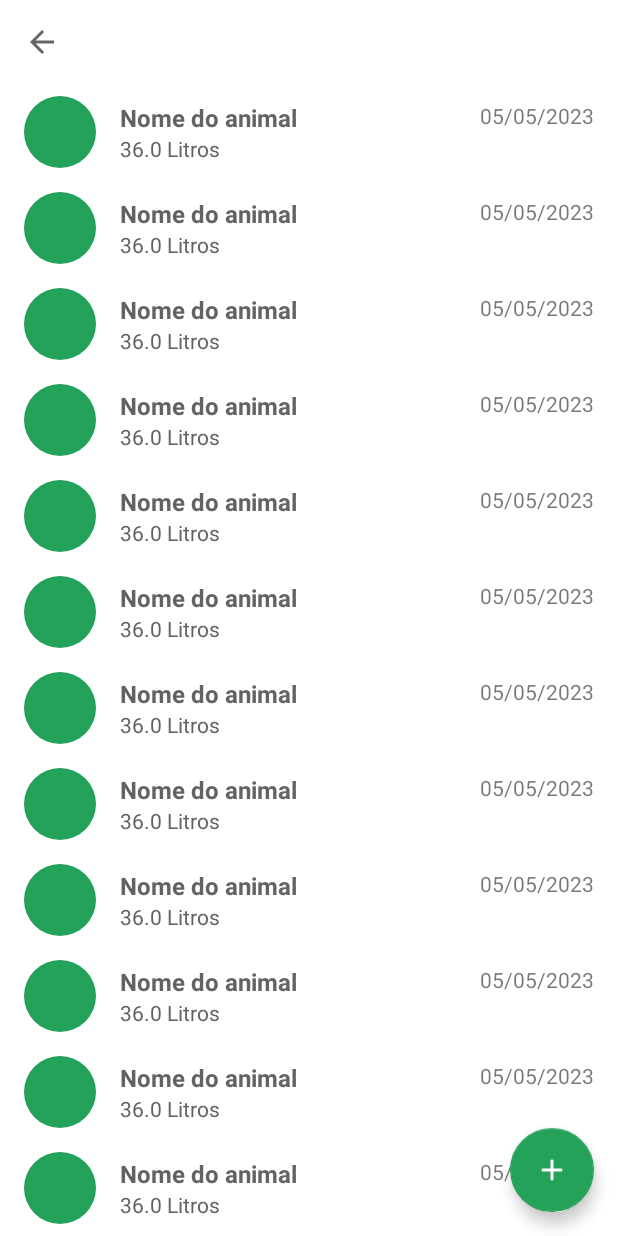
After one commit to wandersonfelipegp13/app, an Android app: the ProductionListActivity screen opened directly, with no data from a screen before it, on a phone screen of 412 x 824 dp. The commit adds this screen. Run offline under Robolectric (Android 15) with nearby library versions, the phone set to English and light mode, and no system bars; our stand-ins replace data binding; Roboto replaces fonts that are not available here.

Commit message:
feat: Layout da tela de lista de produções

```diff
--- a/app/src/main/AndroidManifest.xml
+++ b/app/src/main/AndroidManifest.xml
@@ -11,6 +11,10 @@
         android:supportsRtl="true"
         android:theme="@style/Theme.MyApplication"
         tools:targetApi="31">
+        <activity
+            android:name=".ProductionListActivity"
+            android:exported="false"
+            android:launchMode="singleTop" />
         <activity
             android:name=".CareActivity"
             android:exported="false"
--- a/app/src/main/java/com/example/myapplication/HomeActivity.java
+++ b/app/src/main/java/com/example/myapplication/HomeActivity.java
@@ -19,6 +19,7 @@ public class HomeActivity extends AppCompatActivity {
         setContentView(binding.getRoot());
 
         onClickAnimalsList();
+        onClickProductionList();
 
     }
 
@@ -33,4 +34,15 @@ public class HomeActivity extends AppCompatActivity {
 
     }
 
+    private void onClickProductionList() {
+
+        binding.tvProductions.setOnClickListener(view -> {
+
+            Intent intent = new Intent(this, ProductionListActivity.class);
+            startActivity(intent);
+
+        });
+
+    }
+
 }
--- /dev/null
+++ b/app/src/main/java/com/example/myapplication/ProductionListActivity.java
@@ -0,0 +1,82 @@
+package com.example.myapplication;
+
+import android.os.Bundle;
+
+import androidx.appcompat.app.AppCompatActivity;
+import androidx.appcompat.widget.Toolbar;
+import androidx.recyclerview.widget.DefaultItemAnimator;
+import androidx.recyclerview.widget.LinearLayoutManager;
+
+import com.example.myapplication.databinding.ActivityProductionListBinding;
+import com.example.myapplication.model.Production;
+import com.example.myapplication.model.ProductionAdapter;
+import com.example.myapplication.util.ToolbarConfig;
+
+import java.util.ArrayList;
+import java.util.Calendar;
+import java.util.Date;
+import java.util.List;
+import java.util.Random;
+
+public class ProductionListActivity extends AppCompatActivity {
+
+    private ActivityProductionListBinding binding;
+
+    @Override
+    protected void onCreate(Bundle savedInstanceState) {
+
+        super.onCreate(savedInstanceState);
+        binding = ActivityProductionListBinding.inflate(getLayoutInflater());
+        setContentView(binding.getRoot());
+
+        Toolbar toolbar = binding.toolbar;
+        ToolbarConfig.config(this, toolbar);
+
+        onClickNewProduction();
+
+    }
+
+    @Override
+    protected void onStart() {
+
+        super.onStart();
+
+        List<Production> productions = new ArrayList<>();
+
+        for (int i = 0; i < 33; i++) {
+
+            Calendar calendar = Calendar.getInstance();
+
+            calendar.set(Calendar.YEAR, 2023);
+            calendar.set(Calendar.MONTH, new Random().nextInt(12));
+            calendar.set(Calendar.DATE, new Random().nextInt(31));
+
+            Date date = calendar.getTime();
+
+            productions.add(new Production(null, new Random().nextInt(200), date));
+
+        }
+
+        binding.rvProductions.setLayoutManager(new LinearLayoutManager(ProductionListActivity.this));
+        binding.rvProductions.setItemAnimator(new DefaultItemAnimator());
+        binding.rvProductions.setAdapter(new ProductionAdapter(productions, ProductionListActivity.this, onClickProduction()));
+
+    }
+
+    protected ProductionAdapter.ProductionOnClickListener onClickProduction() {
+
+        return ((holder, idx) -> {
+
+        });
+
+    }
+
+    private void onClickNewProduction() {
+
+        binding.fabAddProduction.setOnClickListener(view -> {
+
+        });
+
+    }
+
+}
--- a/app/src/main/res/layout/activity_home.xml
+++ b/app/src/main/res/layout/activity_home.xml
@@ -76,6 +76,7 @@
                     app:drawableTopCompat="@drawable/vaca" />
 
                 <TextView
+                    android:id="@+id/tvProductions"
                     android:layout_columnWeight="1"
                     android:drawablePadding="@dimen/small_margin"
                     android:fontFamily="@font/ubuntu_light"
--- /dev/null
+++ b/app/src/main/res/layout/activity_production_list.xml
@@ -0,0 +1,48 @@
+<?xml version="1.0" encoding="utf-8"?>
+<layout xmlns:android="http://schemas.android.com/apk/res/android"
+    xmlns:app="http://schemas.android.com/apk/res-auto"
+    xmlns:tools="http://schemas.android.com/tools">
+
+    <data>
+
+    </data>
+
+    <androidx.constraintlayout.widget.ConstraintLayout
+        android:layout_width="match_parent"
+        android:layout_height="match_parent"
+        tools:context=".ProductionListActivity">
+
+        <androidx.appcompat.widget.Toolbar
+            android:id="@+id/toolbar"
+            android:layout_width="match_parent"
+            android:layout_height="?attr/actionBarSize"
+            app:layout_constraintEnd_toEndOf="parent"
+            app:layout_constraintStart_toStartOf="parent"
+            app:layout_constraintTop_toTopOf="parent">
+
+        </androidx.appcompat.widget.Toolbar>
+
+        <androidx.recyclerview.widget.RecyclerView
+            android:id="@+id/rvProductions"
+            android:layout_width="match_parent"
+            android:layout_height="0dp"
+            app:layout_constraintBottom_toBottomOf="parent"
+            app:layout_constraintEnd_toEndOf="parent"
+            app:layout_constraintStart_toStartOf="parent"
+            app:layout_constraintTop_toBottomOf="@id/toolbar" />
+
+        <com.google.android.material.floatingactionbutton.FloatingActionButton
+            android:id="@+id/fabAddProduction"
+            android:layout_width="wrap_content"
+            android:layout_height="wrap_content"
+            android:layout_margin="@dimen/medium_margin"
+            android:clickable="true"
+            android:contentDescription="@string/add_production"
+            android:focusable="true"
+            android:src="@drawable/round_add_24"
+            app:layout_constraintBottom_toBottomOf="parent"
+            app:layout_constraintEnd_toEndOf="parent" />
+
+    </androidx.constraintlayout.widget.ConstraintLayout>
+
+</layout>
--- a/app/src/main/res/values/strings.xml
+++ b/app/src/main/res/values/strings.xml
@@ -70,4 +70,7 @@
     <string name="liters">Litros</string>
     <string name="date">Data</string>
 
+    <!-- Production List Activity -->
+    <string name="add_production">Adicionar produção</string>
+
 </resources>
```
